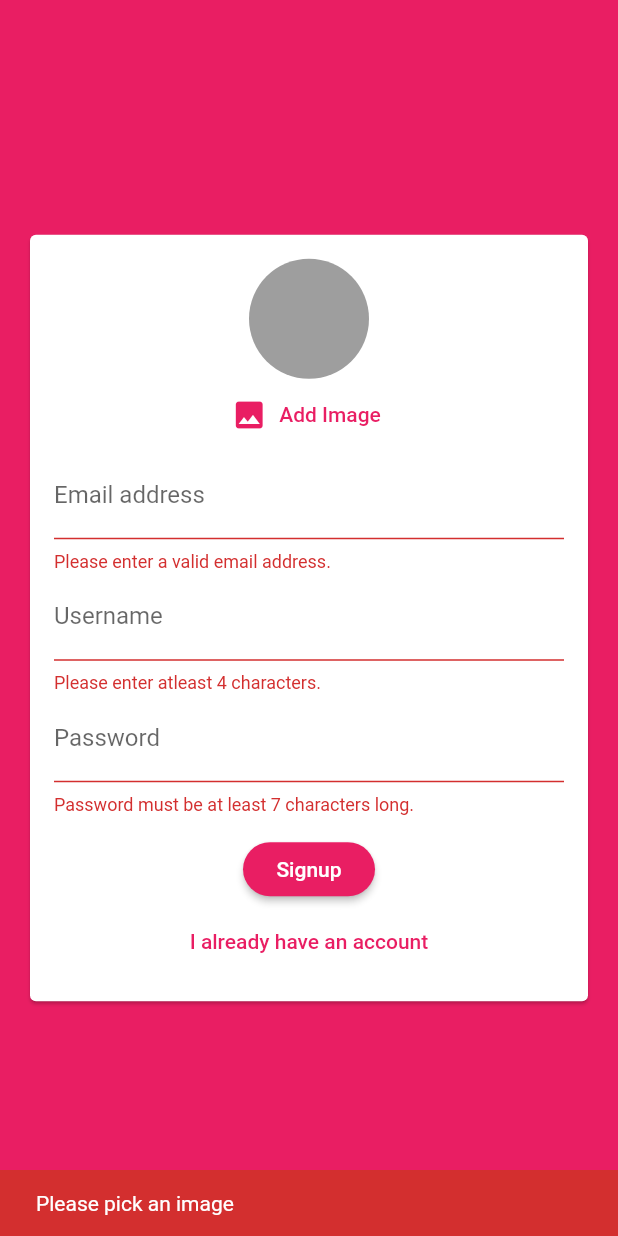
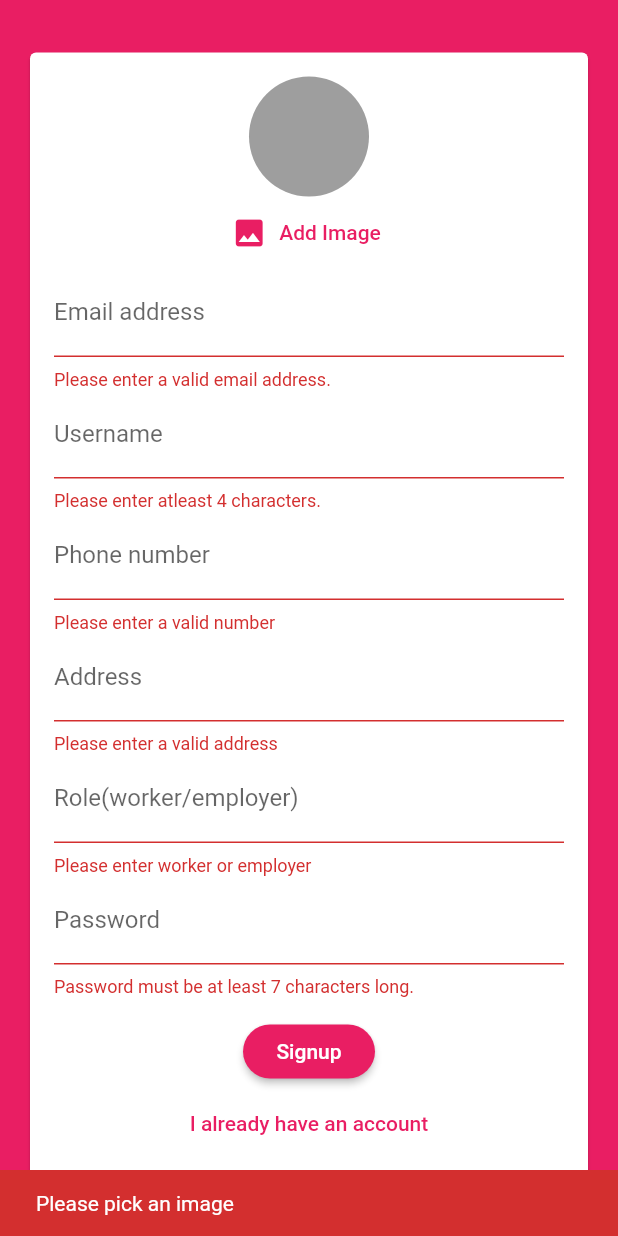
Before and after one commit to rafialshade/Dbce-Inspirathon_2020, a Flutter app: the screen it shows after launch, after a tap on "Login", after a tap on "Create new account", after a tap on "Signup", on a phone screen of 412 x 824 dp. Run offline on Flutter 3.47's test engine with Material 2 defaults, Android fonts, the phone set to English and light mode, and no system bars; our stand-ins replace cloud_firestore, firebase_auth, firebase_storage, image_picker; accounts and stored records are empty.

Commit message:
new commit

```diff
--- a/lib/main.dart
+++ b/lib/main.dart
@@ -30,7 +30,7 @@ class MyApp extends StatelessWidget {
             if (userSnapshot.hasData) {
               return FirstPage(); //first page
               //if the user is already loged in then he goes to home page
-              //idk why i cant use main screen it gives an error maybe cuz u taking values from php thing
+
             }
             return AuthScreen();
             //if the token expired then welcome page
--- a/lib/screens/auth_screen.dart
+++ b/lib/screens/auth_screen.dart
@@ -16,8 +16,11 @@ class _AuthScreenState extends State<AuthScreen> {
   var _isLoading = false;
   void _submitAuthForm(
     String email,
+    String username,
+    String phonenumber,
+    String address,
+    String role,
     String password,
-    String username,
     File image,
     bool isLogin,
     BuildContext ctx,
@@ -54,6 +57,9 @@ class _AuthScreenState extends State<AuthScreen> {
           'username': username,
           'email': email,
           'image_url': url,
+          'phoneNumber': phonenumber,
+          'address': address,
+          'role': role,
         });
       }
     } on PlatformException catch (err) {
--- a/lib/widgets/auth/auth_form.dart
+++ b/lib/widgets/auth/auth_form.dart
@@ -10,8 +10,11 @@ class AuthForm extends StatefulWidget {
   final bool isLoading;
   final void Function(
     String email,
+    String userName,
+    String phoneNumber,
+    String address,
+    String role,
     String password,
-    String userName,
     File image,
     bool isLogin,
     BuildContext ctx,
@@ -25,7 +28,11 @@ class _AuthFormState extends State<AuthForm> {
   var _isLogin = true;
   var _userEmail = '';
   var _userName = '';
+  var _userPhoneNumber = '';
+  var _useraddress = '';
+  var _userrole = '';
   var _userPassword = '';
+
   File _userImageFile;
 
   void _pickedImage(File image) {
@@ -50,8 +57,11 @@ class _AuthFormState extends State<AuthForm> {
       _formkey.currentState.save();
       widget.submitFn(
         _userEmail.trim(),
+        _userName.trim(),
+        _userPhoneNumber,
+        _useraddress,
+        _userrole,
         _userPassword.trim(),
-        _userName.trim(),
         _userImageFile,
         _isLogin,
         context,
@@ -91,7 +101,7 @@ class _AuthFormState extends State<AuthForm> {
                   ),
                   if (!_isLogin)
                     TextFormField(
-                      key: ValueKey('username'),
+                      key: ValueKey('userName'),
                       validator: (value) {
                         if (value.isEmpty || value.length < 4) {
                           return 'Please enter atleast 4 characters.';
@@ -101,6 +111,51 @@ class _AuthFormState extends State<AuthForm> {
                       decoration: InputDecoration(labelText: 'Username'),
                       onSaved: (value) {
                         _userName = value;
+                      },
+                    ),
+                  if (!_isLogin)
+                    TextFormField(
+                      key: ValueKey('phoneNumber'),
+                      validator: (value) {
+                        if (value.isEmpty ||
+                            value.length < 10 ||
+                            value.length > 10) {
+                          return 'Please enter a valid number';
+                        }
+                        return null;
+                      },
+                      decoration: InputDecoration(labelText: 'Phone number'),
+                      onSaved: (value) {
+                        _userPhoneNumber = value;
+                      },
+                    ),
+                  if (!_isLogin)
+                    TextFormField(
+                      key: ValueKey('address'),
+                      validator: (value) {
+                        if (value.isEmpty) {
+                          return 'Please enter a valid address';
+                        }
+                        return null;
+                      },
+                      decoration: InputDecoration(labelText: 'Address'),
+                      onSaved: (value) {
+                        _useraddress = value;
+                      },
+                    ),
+                  if (!_isLogin)
+                    TextFormField(
+                      key: ValueKey('role'),
+                      validator: (value) {
+                        if (value.isEmpty) {
+                          return 'Please enter worker or employer';
+                        }
+                        return null;
+                      },
+                      decoration:
+                          InputDecoration(labelText: 'Role(worker/employer)'),
+                      onSaved: (value) {
+                        _userrole = value;
                       },
                     ),
                   TextFormField(
```
Also changed, not shown: lib/screens/secondpage_screen.dart (added, +42 -0 lines).
